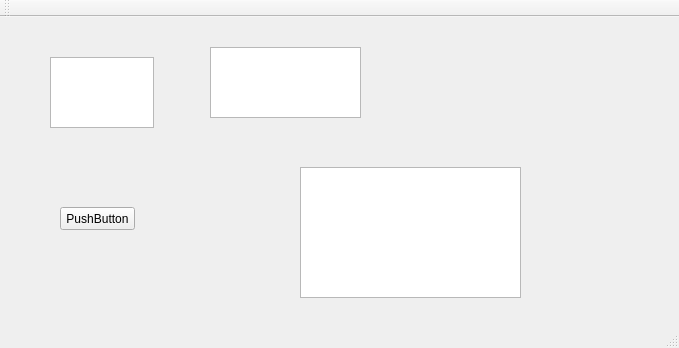
Qt form qt-packages/QtClasses/QtQTextEdit/mainwindow.ui (santiagoom/qt-packages) before a commit.
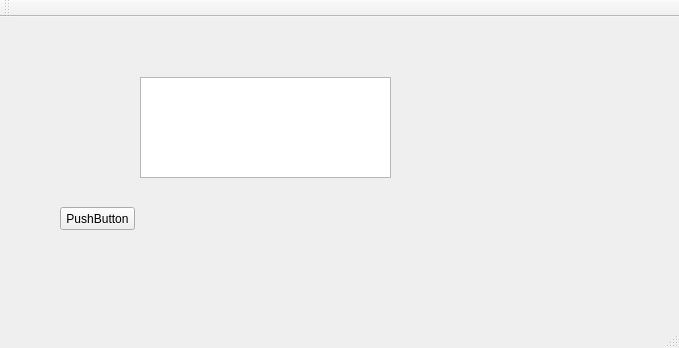
The same form after that commit.

Patch:
```diff
--- a/qt-packages/QtClasses/QtQTextEdit/mainwindow.ui
+++ b/qt-packages/QtClasses/QtQTextEdit/mainwindow.ui
@@ -17,30 +17,10 @@
    <widget class="QTextEdit" name="textEdit">
     <property name="geometry">
      <rect>
-      <x>50</x>
-      <y>40</y>
-      <width>104</width>
-      <height>71</height>
-     </rect>
-    </property>
-   </widget>
-   <widget class="QPlainTextEdit" name="plainTextEdit">
-    <property name="geometry">
-     <rect>
-      <x>210</x>
-      <y>30</y>
-      <width>151</width>
-      <height>71</height>
-     </rect>
-    </property>
-   </widget>
-   <widget class="QTextBrowser" name="textBrowser">
-    <property name="geometry">
-     <rect>
-      <x>300</x>
-      <y>150</y>
-      <width>221</width>
-      <height>131</height>
+      <x>140</x>
+      <y>60</y>
+      <width>251</width>
+      <height>101</height>
      </rect>
     </property>
    </widget>
```
Left out of the diff: 2 changed lines with no effect on the pictures.
